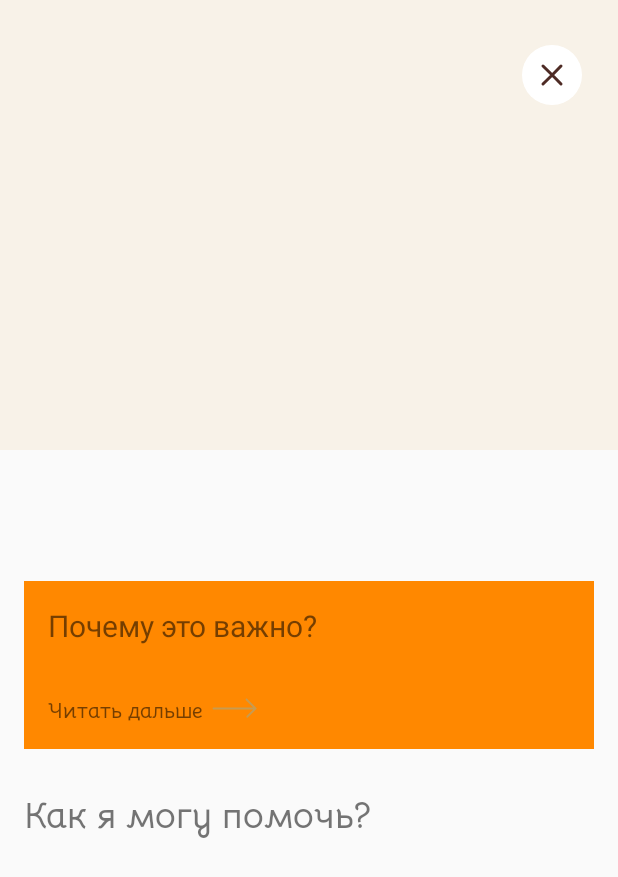
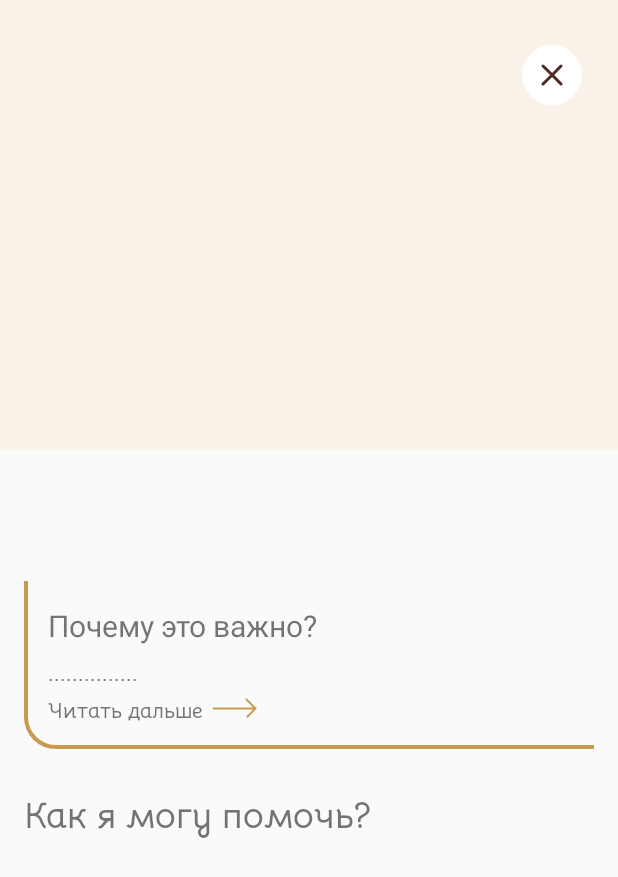
Before and after one commit to bboyzlodey/ecoproject, an Android app: the EcoCardActivity screen opened directly, with no data from a screen before it, on a phone screen of 412 x 824 dp. Shown: the top 877 px of the screen. Run offline under Robolectric (Android 15) with nearby library versions, the light colour scheme and no system bars; our stand-ins replace Firebase (no records; nobody signed in at launch, a user with empty details on screens opened directly), Room's generated code; Roboto replaces fonts that are not available here; 4 statements that could not run were skipped.

Commit message:
Create custom view container

```diff
--- a/app/src/main/java/skarlat/dev/ecoproject/activity/EcoCardActivity.java
+++ b/app/src/main/java/skarlat/dev/ecoproject/activity/EcoCardActivity.java
@@ -4,6 +4,7 @@ import android.app.ActionBar;
 import android.content.res.ColorStateList;
 import android.content.res.Resources;
 import android.content.res.TypedArray;
+import android.graphics.Rect;
 import android.graphics.drawable.Drawable;
 import android.os.Bundle;
 import android.util.Log;
@@ -69,6 +70,13 @@ public class EcoCardActivity extends AppCompatActivity {
 				inflateLayout((EcoSoviet) iterator.next());
 			}while(iterator.hasNext());
 		}
+		Drawable drawable = getResources().getDrawable(R.drawable.rectangle_rounded_some);
+		Rect oldRect = drawable.getBounds();
+		Rect rect = new Rect(oldRect);
+		rect.right = rect.right + 10;
+		rect.top = rect.top + 10;
+		oldRect.union(rect);
+
 	}
 	private String capitalize(String cap){
 		return cap.substring(0,1).concat(cap.substring(1).toLowerCase());
--- /dev/null
+++ b/app/src/main/java/skarlat/dev/ecoproject/customView/AdviceView.java
@@ -0,0 +1,96 @@
+package skarlat.dev.ecoproject.customView;
+
+import android.content.Context;
+import android.graphics.Canvas;
+import android.graphics.Paint;
+import android.graphics.Path;
+import android.graphics.drawable.Drawable;
+import android.graphics.drawable.ShapeDrawable;
+import android.graphics.drawable.VectorDrawable;
+import android.graphics.drawable.shapes.ArcShape;
+import android.graphics.drawable.shapes.OvalShape;
+import android.graphics.drawable.shapes.Shape;
+import android.util.AttributeSet;
+import android.util.Log;
+import android.view.View;
+import android.view.ViewGroup;
+import android.widget.FrameLayout;
+import android.widget.TextView;
+
+import androidx.annotation.Nullable;
+
+import skarlat.dev.ecoproject.R;
+
+
+public class AdviceView extends FrameLayout {
+	private ShapeDrawable mDrawable;
+	private Path path;
+	Paint paint;
+
+	public AdviceView(Context context) {
+		super(context);
+	}
+
+	public AdviceView(Context context, @Nullable AttributeSet attrs) {
+		super(context, attrs);
+		 path = new Path();
+		 paint = new Paint(Paint.ANTI_ALIAS_FLAG);
+	}
+
+	@Override
+	protected void onAttachedToWindow() {
+		super.onAttachedToWindow();
+	}
+
+	@Override
+	protected void onDraw(Canvas canvas) {
+		super.onDraw(canvas);
+		paint.setColor(getResources().getColor(R.color.colorBolotoButton));
+		paint.setStyle(Paint.Style.STROKE);
+		paint.setStrokeWidth(4);
+		path.reset();
+		path.moveTo(2, 0);  // перемещаем курсор наверх
+		path.lineTo(2, getHeight() - 30);  // рисуем линию вниз
+		path.moveTo(32, getHeight() - 30); // перемещаем курсор для рисования дуги
+		path.arcTo(2, getHeight() - 62, 62, getHeight() - 2,
+				90, 90, true); // рисуем дугу
+		path.moveTo(getWidth(), getHeight() - 2); // перемещаем курсор в правый нижний угол
+		path.lineTo(32, getHeight() - 2); // рисуем влево горизонтальный отрезок
+		canvas.drawPath(path, paint); // само действие "нарисовать"
+		path.reset(); // обязательный сброс пути
+	}
+
+	private void logs(){
+//		Log.d("CustomView", "canvas weight: " + canvas.getWidth() + " high: " + canvas.getHeight());
+		Log.d("CustomView", "getX: " +  getX() + " getY()" + getY());
+		Log.d("CustomView", "getPivotX: " + getPivotX() + "getPivotY: " + getPivotY());
+		Log.d("CustomView", "width: " + getWidth() + "\nheight: " + getHeight());
+		Log.d("CustomView", "Measured width: " + getMeasuredWidth() + "\nMeasured height: "
+				                    + getMeasuredHeight());
+		Log.d("CustomView", "pxFromDp(8) : " + pxFromDp(8));
+	}
+
+	/**
+	 * Конвертация px в dp
+	 * @param px Значение в пикслеях
+	 * @return Значение в dp (density-independent-pixel)
+	 */
+	private float dpFromPx(float px) {
+		return px/ this
+				           .getResources()
+				           .getDisplayMetrics()
+				           .density;
+	}
+
+	/**
+	 *  Конвертация dp в px
+	 * @param dp Значение dp
+	 * @return Значение в пикселях
+	 */
+	private float pxFromDp(float dp) {
+		return dp * this
+				            .getResources()
+				            .getDisplayMetrics()
+				            .density;
+	}
+}
--- a/app/src/main/res/drawable/ic_back_advice.xml
+++ b/app/src/main/res/drawable/ic_back_advice.xml
@@ -1,7 +1,7 @@
 <vector xmlns:android="http://schemas.android.com/apk/res/android"
     android:width="329dp"
     android:height="149dp"
-    android:viewportWidth="329"
+    android:viewportWidth="400"
     android:viewportHeight="149">
   <path
       android:strokeWidth="1"
--- /dev/null
+++ b/app/src/main/res/drawable/rectangle_rounded_some.xml
@@ -0,0 +1,13 @@
+<?xml version="1.0" encoding="utf-8"?>
+<selector
+	xmlns:android="http://schemas.android.com/apk/res/android">
+	<item>
+		<shape>
+			<solid android:color="@color/fui_transparent"/>
+			<stroke android:color="@color/colorBolotoButton" android:width="2dp"/>
+			<corners
+				android:bottomLeftRadius="8dp"
+				/>
+		</shape>
+	</item>
+</selector>
--- a/app/src/main/res/layout/activity_eco_cards.xml
+++ b/app/src/main/res/layout/activity_eco_cards.xml
@@ -5,74 +5,85 @@
 	android:layout_width="match_parent"
 	android:layout_height="match_parent"
 	tools:context=".activity.EcoCardActivity">
+
 	<androidx.core.widget.NestedScrollView
 		android:layout_width="match_parent"
 		android:layout_height="match_parent"
 		android:paddingBottom="30dp">
+
 		<LinearLayout
+			android:id="@+id/card_linear_layout"
 			android:layout_width="match_parent"
 			android:layout_height="match_parent"
-			android:orientation="vertical"
-			android:id="@+id/card_linear_layout">
+			android:orientation="vertical">
+
 			<ImageView
+				android:id="@+id/card_picture"
 				android:layout_width="match_parent"
 				android:layout_height="300dp"
-				android:scaleType="centerCrop"
 				android:background="@color/backgroundForSoviet"
-				android:id="@+id/card_picture"/>
+				android:scaleType="centerCrop" />
+
 			<TextView
+				android:id="@+id/card_title"
 				android:layout_width="wrap_content"
 				android:layout_height="wrap_content"
 				android:layout_marginLeft="16dp"
 				android:layout_marginRight="16dp"
-				android:id="@+id/card_title"
+				android:capitalize="sentences"
+				android:fontFamily="@font/bellota_bold"
 				android:textSize="32sp"
-				tools:text="Сберегаем электроэнергию"
-				android:fontFamily="@font/bellota_bold"
-				android:capitalize="sentences"
-				/>
+				tools:text="Сберегаем электроэнергию" />
 
 			<TextView
 				android:id="@+id/card_category"
 				style="16sp"
 				android:layout_width="wrap_content"
 				android:layout_height="wrap_content"
+				android:layout_marginLeft="16dp"
 				android:layout_marginTop="4dp"
+				android:layout_marginRight="16dp"
 				android:fontFamily="@font/roboto"
-				tools:text="Category"
+				tools:text="Category" />
+
+			<skarlat.dev.ecoproject.customView.AdviceView
+				android:layout_width="match_parent"
+				android:layout_height="wrap_content"
 				android:layout_marginLeft="16dp"
-				android:layout_marginRight="16dp"/>
+				android:layout_marginTop="16dp"
+				android:layout_marginRight="16dp"
+				android:background="@android:color/transparent">
+
 				<RelativeLayout
 					android:layout_width="match_parent"
 					android:layout_height="wrap_content"
 					android:padding="16dp"
-				android:background="@android:color/holo_orange_dark"
-				android:layout_marginTop="16dp"
-				android:layout_marginLeft="16dp"
-				android:layout_marginRight="16dp"
+
 					>
+
 					<TextView
+						android:id="@+id/card_why_const"
 						android:layout_width="wrap_content"
 						android:layout_height="wrap_content"
 						android:text="Почему это важно?"
-					android:textSize="20sp"
-					android:id="@+id/card_why_const"
-					/>
+						android:textSize="20sp" />
+
 					<TextView
+						android:id="@+id/card_why_shortDescription"
 						android:layout_width="wrap_content"
 						android:layout_height="wrap_content"
-					android:id="@+id/card_why_shortDescription"
+						android:layout_below="@id/card_why_const"
+						android:layout_marginTop="8dp"
+						android:text="..............."
 						android:textSize="14sp"
-					tools:text="card_why_shortDescription"
-					android:layout_below="@id/card_why_const"
-					android:layout_marginTop="8dp"/>
+						tools:text="card_why_shortDescription" />
+
 					<LinearLayout
 						android:layout_width="match_parent"
 						android:layout_height="wrap_content"
-					android:orientation="horizontal"
 						android:layout_below="@id/card_why_shortDescription"
 						android:layout_marginTop="4dp"
-					>
+						android:orientation="horizontal">
 
 						<TextView
 							android:id="@+id/why_readMore_const"
@@ -82,45 +93,45 @@
 							android:fontFamily="@font/bellota_bold"
 							android:text="Читать дальше"
 							android:textSize="14sp" />
+
 						<ImageView
 							android:layout_width="wrap_content"
 							android:layout_height="wrap_content"
-						android:src="@drawable/ic_vector_4"
+							android:layout_gravity="center_vertical"
+							android:layout_marginLeft="6dp"
 							android:background="@null"
-						android:layout_marginLeft="6dp"
-						android:layout_gravity="center_vertical"
-						/>
+							android:src="@drawable/ic_vector_4" />
 					</LinearLayout>
+				</RelativeLayout>
+			</skarlat.dev.ecoproject.customView.AdviceView>
 
-			</RelativeLayout>
 			<TextView
 				android:layout_width="wrap_content"
 				android:layout_height="wrap_content"
-				android:text="Как я могу помочь?"
-				android:textSize="24dp"
-				android:fontFamily="@font/bellota_bold"
 				android:layout_marginLeft="16dp"
+				android:layout_marginTop="24dp"
 				android:layout_marginRight="16dp"
 				android:layout_marginBottom="16dp"
-				android:layout_marginTop="24dp"
-				/>
+				android:fontFamily="@font/bellota_bold"
+				android:text="Как я могу помочь?"
+				android:textSize="24dp" />
 
 		</LinearLayout>
 
 
+	</androidx.core.widget.NestedScrollView>
 
-	</androidx.core.widget.NestedScrollView>
 	<ImageButton
 		android:layout_width="wrap_content"
 		android:layout_height="wrap_content"
+		android:layout_alignParentRight="true"
+		android:layout_marginTop="24dp"
+		android:layout_marginRight="16dp"
 		android:adjustViewBounds="true"
 		android:background="@null"
-		android:src="@drawable/ic_button_back"
+		android:onClick="onBackBtn"
 		android:scaleType="centerInside"
-		android:layout_alignParentRight="true"
-		android:layout_marginRight="16dp"
-		android:layout_marginTop="24dp"
-		android:onClick="onBackBtn"/>
+		android:src="@drawable/ic_button_back" />
 
 
 </RelativeLayout>
```
Lines whose indentation alone changed are shown as unchanged.
